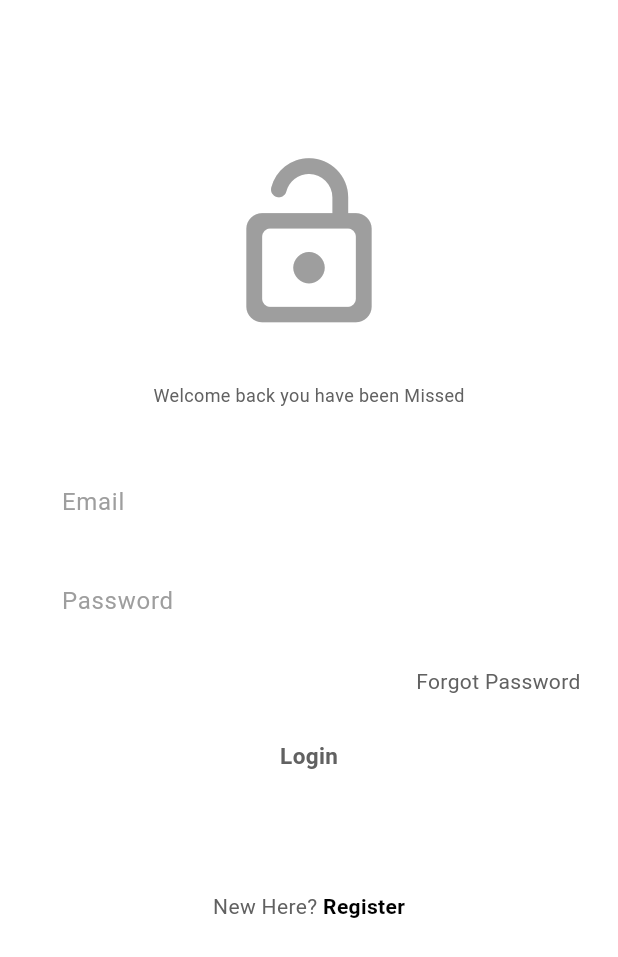
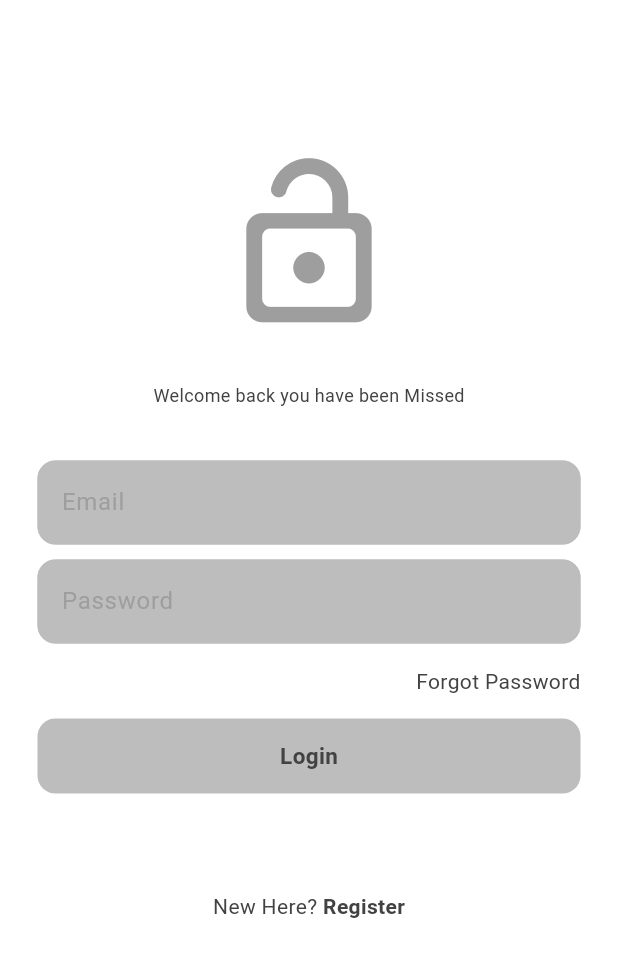
Before and after one commit to cyber111/social_media_app, a Flutter app: the screen it shows after launch, on a phone screen of 412 x 824 dp. Shown: the top 957 px of the screen. Run offline on Flutter 3.47's test engine with Material 3 defaults, Android fonts, the phone set to English and light mode, and no system bars; our stand-ins replace cloud_firestore, firebase_auth, firebase_core; accounts and stored records are empty.

Commit message:
Added more themes

```diff
--- a/lib/main.dart
+++ b/lib/main.dart
@@ -15,7 +15,12 @@ class SocialApp extends StatelessWidget {
 
   @override
   Widget build(BuildContext context) {
-    return MaterialApp(home: const AuthPage(), theme: lightMode, debugShowCheckedModeBanner: false,);
+    return MaterialApp(
+      home: const AuthPage(),
+      theme: lightMode,
+      darkTheme: darkMode,
+      debugShowCheckedModeBanner: false,
+    );
   }
 }
 //ToDo: Add dark mode and light mode
--- a/lib/themes/themes.dart
+++ b/lib/themes/themes.dart
@@ -1,14 +1,31 @@
 import 'package:flutter/material.dart';
 
 ThemeData lightMode = ThemeData(
-  colorScheme: ColorScheme.light(
-    background: Colors.grey.shade300,
-    primary: Colors.grey.shade200,
-    secondary: Colors.white,
-    inversePrimary: Colors.grey.shade700,
+    brightness: Brightness.light,
+    colorScheme: ColorScheme.light(
+      background: Colors.grey.shade300,
+      primary: Colors.grey.shade200,
+      secondary: Colors.grey.shade400,
+      inversePrimary: Colors.grey.shade800,
+      onBackground: Colors.grey.shade500,
+    ),
+    textTheme: ThemeData.light().textTheme.apply(
+          bodyColor: Colors.grey[800],
+          displayColor: Colors.black,
+        ));
+
+ThemeData darkMode = ThemeData(
+  brightness: Brightness.dark,
+  colorScheme: ColorScheme.dark(
+    background: Colors.grey.shade900,
+    primary: Colors.grey.shade800,
+    secondary: Colors.grey.shade700,
+    inversePrimary: Colors.grey.shade300,
     onBackground: Colors.grey.shade500,
-  ),
-);
+  ),textTheme: ThemeData.light().textTheme.apply(
+  bodyColor: Colors.grey[300],
+  displayColor: Colors.white,
+));
 
 // ThemeData lightMode = ThemeData(
 //   colorScheme: ColorScheme.fromSeed(
```
Also changed, not shown: lib/components/posts_tile.dart (added, +32 -0 lines).
